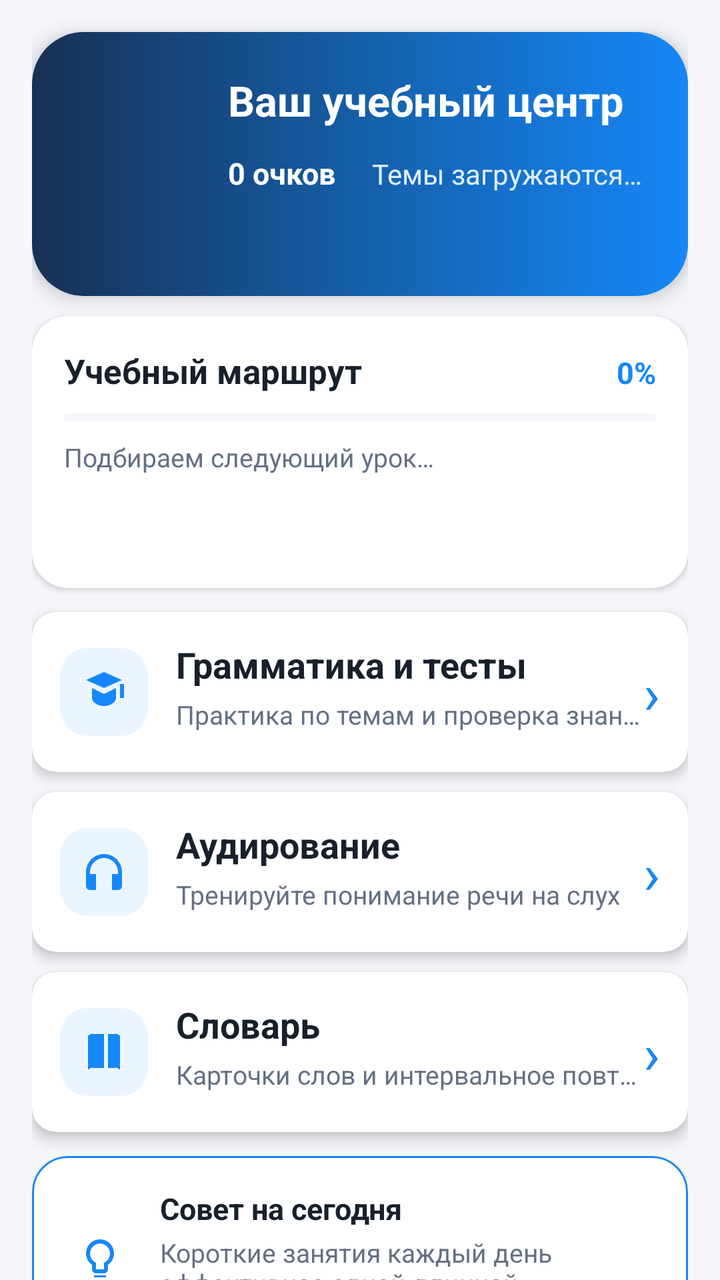
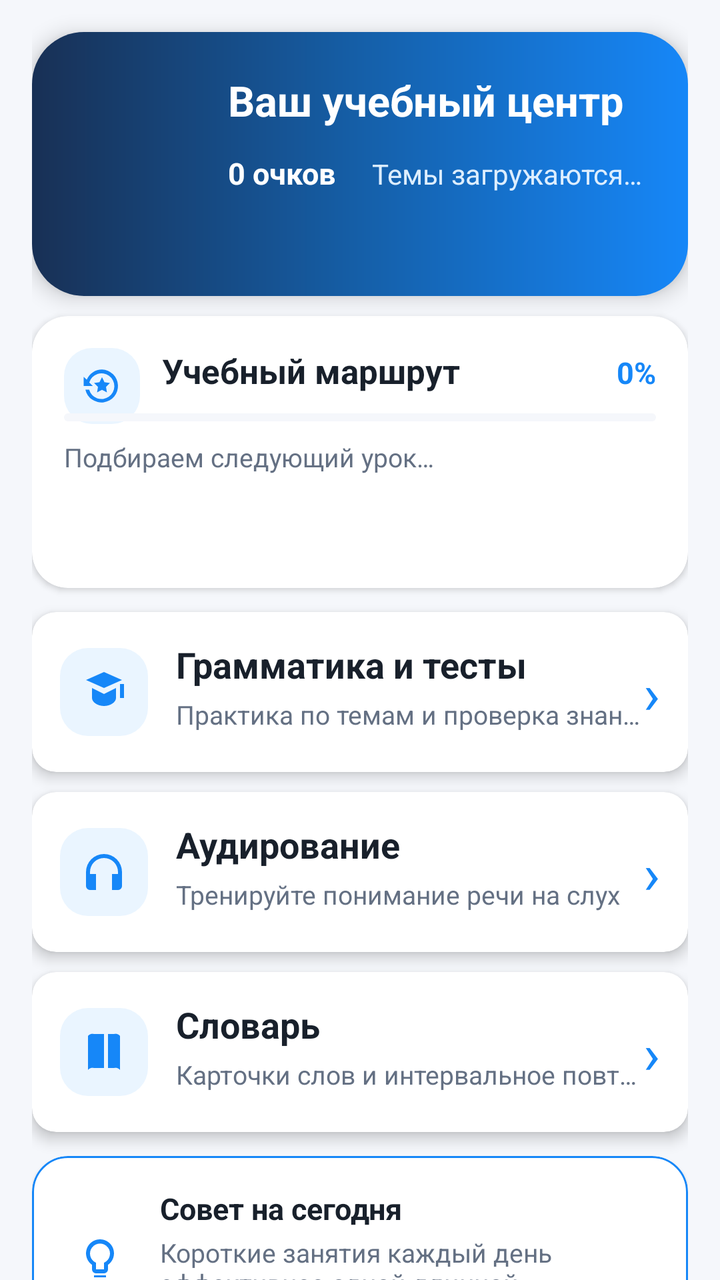

Before-and-after screenshots of an Android layout around one commit, followed by the original layout XML and the change that was made.
<!-- AndroidManifest.xml: application theme Theme.Duelingo -->
<!-- res/layout/activity_learning.xml -->
<?xml version="1.0" encoding="utf-8"?>
<androidx.constraintlayout.widget.ConstraintLayout xmlns:android="http://schemas.android.com/apk/res/android"
    xmlns:app="http://schemas.android.com/apk/res-auto"
    android:layout_width="match_parent"
    android:layout_height="match_parent"
    android:background="?attr/backgroundColor"
    android:paddingHorizontal="16dp">

    <com.airbnb.lottie.LottieAnimationView
        android:id="@+id/animationView"
        android:layout_width="wrap_content"
        android:layout_height="wrap_content"
        app:layout_constraintBottom_toBottomOf="parent"
        app:layout_constraintEnd_toEndOf="parent"
        app:layout_constraintStart_toStartOf="parent"
        app:layout_constraintTop_toTopOf="parent" />

    <com.google.android.material.card.MaterialCardView
        android:id="@+id/learningHeroCard"
        android:layout_width="0dp"
        android:layout_height="132dp"
        android:layout_marginTop="16dp"
        app:cardBackgroundColor="@android:color/transparent"
        app:cardCornerRadius="24dp"
        app:cardElevation="6dp"
        app:layout_constraintEnd_toEndOf="parent"
        app:layout_constraintStart_toStartOf="parent"
        app:layout_constraintTop_toTopOf="parent">

        <androidx.constraintlayout.widget.ConstraintLayout
            android:layout_width="match_parent"
            android:layout_height="match_parent"
            android:background="@drawable/bg_premium_gradient"
            android:padding="20dp">

            <ImageView
                android:id="@+id/learningHeroIcon"
                android:layout_width="62dp"
                android:layout_height="62dp"
                android:contentDescription="@string/learning_hero_title"
                android:scaleType="centerCrop"
                app:layout_constraintBottom_toBottomOf="parent"
                app:layout_constraintStart_toStartOf="parent"
                app:layout_constraintTop_toTopOf="parent" />

            <TextView
                android:id="@+id/learningHeroTitle"
                android:layout_width="0dp"
                android:layout_height="wrap_content"
                android:layout_marginStart="16dp"
                android:text="@string/learning_hero_title"
                android:textColor="@color/white"
                android:textSize="21sp"
                android:textStyle="bold"
                app:layout_constraintEnd_toEndOf="parent"
                app:layout_constraintStart_toEndOf="@id/learningHeroIcon"
                app:layout_constraintTop_toTopOf="parent" />

            <TextView
                android:id="@+id/learningPoints"
                android:layout_width="wrap_content"
                android:layout_height="wrap_content"
                android:layout_marginStart="16dp"
                android:layout_marginTop="12dp"
                android:text="@string/learning_points_zero"
                android:textColor="@color/white"
                android:textSize="15sp"
                android:textStyle="bold"
                app:layout_constraintStart_toEndOf="@id/learningHeroIcon"
                app:layout_constraintTop_toBottomOf="@id/learningHeroTitle" />

            <TextView
                android:id="@+id/learningTopics"
                android:layout_width="wrap_content"
                android:layout_height="wrap_content"
                android:layout_marginStart="18dp"
                android:text="@string/learning_topics_loading"
                android:textColor="#DDEEFF"
                android:textSize="14sp"
                app:layout_constraintBaseline_toBaselineOf="@id/learningPoints"
                app:layout_constraintStart_toEndOf="@id/learningPoints" />
        </androidx.constraintlayout.widget.ConstraintLayout>
    </com.google.android.material.card.MaterialCardView>

    <com.google.android.material.card.MaterialCardView
        android:id="@+id/learningPathCard"
        android:layout_width="0dp"
        android:layout_height="136dp"
        android:layout_marginTop="10dp"
        android:clickable="true"
        android:focusable="true"
        android:foreground="?attr/selectableItemBackground"
        app:cardBackgroundColor="?attr/cardBackgroundColor"
        app:cardCornerRadius="18dp"
        app:cardElevation="2dp"
        app:layout_constraintEnd_toEndOf="parent"
        app:layout_constraintStart_toStartOf="parent"
        app:layout_constraintTop_toBottomOf="@id/learningHeroCard">

        <androidx.constraintlayout.widget.ConstraintLayout
            android:layout_width="match_parent"
            android:layout_height="match_parent"
            android:padding="16dp">

            <TextView
                android:id="@+id/learningPathTitle"
                android:layout_width="0dp"
                android:layout_height="wrap_content"
                android:text="@string/learning_path_title"
                android:textColor="?attr/textColor"
                android:textSize="17sp"
                android:textStyle="bold"
                app:layout_constraintEnd_toStartOf="@id/learningProgressText"
                app:layout_constraintStart_toStartOf="parent"
                app:layout_constraintTop_toTopOf="parent" />

            <TextView
                android:id="@+id/learningProgressText"
                android:layout_width="wrap_content"
                android:layout_height="wrap_content"
                android:text="@string/learning_progress_zero"
                android:textColor="@color/blue_primary"
                android:textSize="15sp"
                android:textStyle="bold"
                app:layout_constraintBaseline_toBaselineOf="@id/learningPathTitle"
                app:layout_constraintEnd_toEndOf="parent" />

            <com.google.android.material.progressindicator.LinearProgressIndicator
                android:id="@+id/learningOverallProgress"
                android:layout_width="0dp"
                android:layout_height="8dp"
                android:layout_marginTop="10dp"
                android:max="100"
                android:progress="0"
                app:indicatorColor="@color/blue_primary"
                app:layout_constraintEnd_toEndOf="parent"
                app:layout_constraintStart_toStartOf="parent"
                app:layout_constraintTop_toBottomOf="@id/learningPathTitle"
                app:trackColor="?attr/backgroundColor"
                app:trackCornerRadius="4dp" />

            <TextView
                android:id="@+id/learningRecommendation"
                android:layout_width="0dp"
                android:layout_height="wrap_content"
                android:layout_marginTop="9dp"
                android:maxLines="2"
                android:text="@string/learning_recommendation_loading"
                android:textColor="?attr/secondaryTextColor"
                android:textSize="13sp"
                app:layout_constraintEnd_toEndOf="parent"
                app:layout_constraintStart_toStartOf="parent"
                app:layout_constraintTop_toBottomOf="@id/learningOverallProgress" />

            <TextView
                android:id="@+id/learningHabit"
                android:layout_width="wrap_content"
                android:layout_height="wrap_content"
                android:layout_marginStart="8dp"
                android:layout_marginTop="4dp"
                android:textColor="@color/blue_primary"
                android:textSize="13sp"
                android:textStyle="bold"
                app:layout_constraintEnd_toEndOf="parent"
                app:layout_constraintTop_toBottomOf="@id/learningRecommendation" />
        </androidx.constraintlayout.widget.ConstraintLayout>
    </com.google.android.material.card.MaterialCardView>


    
    <androidx.cardview.widget.CardView
        android:id="@+id/listeningCard"
        android:layout_width="0dp"
        android:layout_height="80dp"
        android:layout_marginTop="10dp"
        app:cardBackgroundColor="?attr/cardBackgroundColor"
        app:cardCornerRadius="12dp"
        app:cardElevation="4dp"
        app:layout_constraintEnd_toEndOf="parent"
        app:layout_constraintStart_toStartOf="parent"
        app:layout_constraintTop_toBottomOf="@id/testsCard">

        <androidx.constraintlayout.widget.ConstraintLayout
            android:layout_width="match_parent"
            android:layout_height="match_parent"
            android:padding="14dp">

            <ImageView
                android:id="@+id/listeningFeatureIcon"
                android:layout_width="44dp"
                android:layout_height="44dp"
                android:contentDescription="@null"
                android:background="@drawable/bg_feature_icon"
                android:padding="10dp"
                android:src="@drawable/ic_headphones"
                app:layout_constraintBottom_toBottomOf="parent"
                app:layout_constraintStart_toStartOf="parent"
                app:layout_constraintTop_toTopOf="parent"
                app:tint="@color/blue_primary" />

            
            <TextView
                android:id="@+id/tvListeningTitle"
                android:layout_width="0dp"
                android:layout_height="wrap_content"
                android:layout_marginStart="14dp"
                android:text="@string/learning_listening_title"
                android:textColor="?attr/textColor"
                android:textSize="18sp"
                android:textStyle="bold"
                app:layout_constraintEnd_toStartOf="@id/listeningArrow"
                app:layout_constraintStart_toEndOf="@id/listeningFeatureIcon"
                app:layout_constraintTop_toTopOf="parent" />

            <TextView
                android:layout_width="0dp"
                android:layout_height="wrap_content"
                android:layout_marginStart="14dp"
                android:layout_marginTop="4dp"
                android:ellipsize="end"
                android:maxLines="1"
                android:text="@string/learning_listening_subtitle"
                android:textColor="?attr/secondaryTextColor"
                android:textSize="13sp"
                app:layout_constraintEnd_toStartOf="@id/listeningArrow"
                app:layout_constraintStart_toEndOf="@id/listeningFeatureIcon"
                app:layout_constraintTop_toBottomOf="@id/tvListeningTitle" />

            <TextView
                android:id="@+id/listeningArrow"
                android:layout_width="wrap_content"
                android:layout_height="wrap_content"
                android:text="@string/chevron_next"
                android:textColor="@color/blue_primary"
                android:textSize="28sp"
                app:layout_constraintBottom_toBottomOf="parent"
                app:layout_constraintEnd_toEndOf="parent"
                app:layout_constraintTop_toTopOf="parent" />
        </androidx.constraintlayout.widget.ConstraintLayout>
    </androidx.cardview.widget.CardView>

    
    <androidx.cardview.widget.CardView
        android:id="@+id/testsCard"
        android:layout_width="0dp"
        android:layout_height="80dp"
        android:layout_marginTop="12dp"
        app:cardBackgroundColor="?attr/cardBackgroundColor"
        app:cardCornerRadius="12dp"
        app:cardElevation="4dp"
        app:layout_constraintEnd_toEndOf="parent"
        app:layout_constraintStart_toStartOf="parent"
        app:layout_constraintTop_toBottomOf="@id/learningPathCard">

        <androidx.constraintlayout.widget.ConstraintLayout
            android:layout_width="match_parent"
            android:layout_height="match_parent"
            android:padding="14dp">

            <ImageView
                android:id="@+id/testsFeatureIcon"
                android:layout_width="44dp"
                android:layout_height="44dp"
                android:contentDescription="@null"
                android:background="@drawable/bg_feature_icon"
                android:padding="10dp"
                android:src="@drawable/graduation24"
                app:layout_constraintBottom_toBottomOf="parent"
                app:layout_constraintStart_toStartOf="parent"
                app:layout_constraintTop_toTopOf="parent"
                app:tint="@color/blue_primary" />

            
            <TextView
                android:id="@+id/tvTestsTitle"
                android:layout_width="0dp"
                android:layout_height="wrap_content"
                android:layout_marginStart="14dp"
                android:text="@string/learning_tests_title"
                android:textColor="?attr/textColor"
                android:textSize="18sp"
                android:textStyle="bold"
                app:layout_constraintEnd_toStartOf="@id/testsArrow"
                app:layout_constraintStart_toEndOf="@id/testsFeatureIcon"
                app:layout_constraintTop_toTopOf="parent" />

            <TextView
                android:layout_width="0dp"
                android:layout_height="wrap_content"
                android:layout_marginStart="14dp"
                android:layout_marginTop="4dp"
                android:ellipsize="end"
                android:maxLines="1"
                android:text="@string/learning_tests_subtitle"
                android:textColor="?attr/secondaryTextColor"
                android:textSize="13sp"
                app:layout_constraintEnd_toStartOf="@id/testsArrow"
                app:layout_constraintStart_toEndOf="@id/testsFeatureIcon"
                app:layout_constraintTop_toBottomOf="@id/tvTestsTitle" />

            <TextView
                android:id="@+id/testsArrow"
                android:layout_width="wrap_content"
                android:layout_height="wrap_content"
                android:text="@string/chevron_next"
                android:textColor="@color/blue_primary"
                android:textSize="28sp"
                app:layout_constraintBottom_toBottomOf="parent"
                app:layout_constraintEnd_toEndOf="parent"
                app:layout_constraintTop_toTopOf="parent" />
        </androidx.constraintlayout.widget.ConstraintLayout>
    </androidx.cardview.widget.CardView>

    
    <androidx.cardview.widget.CardView
        android:id="@+id/vocabularyCard"
        android:layout_width="0dp"
        android:layout_height="80dp"
        android:layout_marginTop="10dp"
        app:cardBackgroundColor="?attr/cardBackgroundColor"
        app:cardCornerRadius="12dp"
        app:cardElevation="4dp"
        app:layout_constraintEnd_toEndOf="parent"
        app:layout_constraintStart_toStartOf="parent"
        app:layout_constraintTop_toBottomOf="@id/listeningCard">

        <androidx.constraintlayout.widget.ConstraintLayout
            android:layout_width="match_parent"
            android:layout_height="match_parent"
            android:padding="14dp">

            <ImageView
                android:id="@+id/vocabularyFeatureIcon"
                android:layout_width="44dp"
                android:layout_height="44dp"
                android:contentDescription="@null"
                android:background="@drawable/bg_feature_icon"
                android:padding="10dp"
                android:src="@drawable/ic_book"
                app:layout_constraintBottom_toBottomOf="parent"
                app:layout_constraintStart_toStartOf="parent"
                app:layout_constraintTop_toTopOf="parent"
                app:tint="@color/blue_primary" />

            <TextView
                android:id="@+id/tvVocabularyTitle"
                android:layout_width="0dp"
                android:layout_height="wrap_content"
                android:layout_marginStart="14dp"
                android:text="@string/learning_vocabulary_title"
                android:textColor="?attr/textColor"
                android:textSize="18sp"
                android:textStyle="bold"
                app:layout_constraintEnd_toStartOf="@id/vocabularyArrow"
                app:layout_constraintStart_toEndOf="@id/vocabularyFeatureIcon"
                app:layout_constraintTop_toTopOf="parent" />

            <TextView
                android:layout_width="0dp"
                android:layout_height="wrap_content"
                android:layout_marginStart="14dp"
                android:layout_marginTop="4dp"
                android:ellipsize="end"
                android:maxLines="1"
                android:text="@string/learning_vocabulary_subtitle"
                android:textColor="?attr/secondaryTextColor"
                android:textSize="13sp"
                app:layout_constraintEnd_toStartOf="@id/vocabularyArrow"
                app:layout_constraintStart_toEndOf="@id/vocabularyFeatureIcon"
                app:layout_constraintTop_toBottomOf="@id/tvVocabularyTitle" />

            <TextView
                android:id="@+id/vocabularyArrow"
                android:layout_width="wrap_content"
                android:layout_height="wrap_content"
                android:text="@string/chevron_next"
                android:textColor="@color/blue_primary"
                android:textSize="28sp"
                app:layout_constraintBottom_toBottomOf="parent"
                app:layout_constraintEnd_toEndOf="parent"
                app:layout_constraintTop_toTopOf="parent" />
        </androidx.constraintlayout.widget.ConstraintLayout>
    </androidx.cardview.widget.CardView>

    <com.google.android.material.card.MaterialCardView
        android:id="@+id/learningTipCard"
        android:layout_width="0dp"
        android:layout_height="wrap_content"
        android:layout_marginTop="12dp"
        app:cardBackgroundColor="?attr/cardBackgroundColor"
        app:cardCornerRadius="18dp"
        app:strokeColor="@color/blue_primary"
        app:strokeWidth="1dp"
        app:layout_constraintEnd_toEndOf="parent"
        app:layout_constraintStart_toStartOf="parent"
        app:layout_constraintTop_toBottomOf="@id/vocabularyCard">

        <LinearLayout
            android:layout_width="match_parent"
            android:layout_height="wrap_content"
            android:gravity="center_vertical"
            android:orientation="horizontal"
            android:padding="16dp">

            <ImageView
                android:layout_width="36dp"
                android:layout_height="36dp"
                android:contentDescription="@null"
                android:padding="6dp"
                android:src="@drawable/ic_lightbulb"
                app:tint="@color/blue_primary" />

            <LinearLayout
                android:layout_width="0dp"
                android:layout_height="wrap_content"
                android:layout_marginStart="12dp"
                android:layout_weight="1"
                android:orientation="vertical">

                <TextView
                    android:layout_width="wrap_content"
                    android:layout_height="wrap_content"
                    android:text="@string/learning_tip_title"
                    android:textColor="?attr/textColor"
                    android:textSize="15sp"
                    android:textStyle="bold" />

                <TextView
                    android:id="@+id/learningTipText"
                    android:layout_width="match_parent"
                    android:layout_height="wrap_content"
                    android:layout_marginTop="3dp"
                    android:text="@string/learning_tip_text"
                    android:textColor="?attr/secondaryTextColor"
                    android:textSize="13sp" />
            </LinearLayout>
        </LinearLayout>
    </com.google.android.material.card.MaterialCardView>

    <LinearLayout
        android:layout_width="match_parent"
        android:layout_height="60dp"
        android:background="?attr/backgroundColor"
        android:orientation="horizontal"
        app:layout_constraintBottom_toBottomOf="parent"
        app:layout_constraintEnd_toEndOf="parent"
        app:layout_constraintStart_toStartOf="parent">

        
        <LinearLayout
            android:id="@+id/tests"
            android:layout_width="0dp"
            android:layout_height="match_parent"
            android:layout_weight="1"
            android:background="?attr/selectableItemBackgroundBorderless"
            android:gravity="center"
            android:orientation="vertical">

            <FrameLayout
                android:layout_width="wrap_content"
                android:layout_height="wrap_content">

                <ImageView
                    android:id="@+id/testIcon"
                    android:layout_width="24dp"
                    android:layout_height="24dp"
                    android:contentDescription="@string/nav_learning"
                    android:src="@drawable/graduation24" />

                <com.airbnb.lottie.LottieAnimationView
                    android:id="@+id/testAnimation"
                    android:layout_width="24dp"
                    android:layout_height="24dp"
                    android:visibility="gone" />
            </FrameLayout>

            <TextView
                android:id="@+id/testTest"
                android:layout_width="wrap_content"
                android:layout_height="wrap_content"
                android:text="@string/nav_learning"
                android:textColor="#7A7A7B"
                android:textSize="12sp" />
        </LinearLayout>

        
        <LinearLayout
            android:id="@+id/duel"
            android:layout_width="0dp"
            android:layout_height="match_parent"
            android:layout_weight="1"
            android:background="?attr/selectableItemBackgroundBorderless"
            android:gravity="center"
            android:orientation="vertical">

            <FrameLayout
                android:layout_width="wrap_content"
                android:layout_height="wrap_content">

                <ImageView
                    android:id="@+id/mainIcon"
                    android:layout_width="24dp"
                    android:layout_height="24dp"
                    android:contentDescription="@string/nav_duel"
                    android:src="@drawable/swords24" />

                <com.airbnb.lottie.LottieAnimationView
                    android:id="@+id/duelAnimation"
                    android:layout_width="24dp"
                    android:layout_height="24dp"
                    android:visibility="gone" />
            </FrameLayout>

            <TextView
                android:id="@+id/mainTest"
                android:layout_width="wrap_content"
                android:layout_height="wrap_content"
                android:text="@string/nav_duel"
                android:textColor="#7A7A7B"
                android:textSize="12sp" />
        </LinearLayout>

        
        <LinearLayout
            android:id="@+id/leaderboard"
            android:layout_width="0dp"
            android:layout_height="match_parent"
            android:layout_weight="1"
            android:background="?attr/selectableItemBackgroundBorderless"
            android:gravity="center"
            android:orientation="vertical">

            <FrameLayout
                android:layout_width="wrap_content"
                android:layout_height="wrap_content">

                <ImageView
                    android:id="@+id/cupIcon"
                    android:layout_width="24dp"
                    android:layout_height="24dp"
                    android:contentDescription="@string/nav_rank"
                    android:src="@drawable/trophy24" />

                <com.airbnb.lottie.LottieAnimationView
                    android:id="@+id/cupAnimation"
                    android:layout_width="24dp"
                    android:layout_height="24dp"
                    android:visibility="gone" />
            </FrameLayout>

            <TextView
                android:id="@+id/cupTest"
                android:layout_width="wrap_content"
                android:layout_height="wrap_content"
                android:text="@string/nav_rank"
                android:textColor="#7A7A7B"
                android:textSize="12sp" />
        </LinearLayout>

        
        <LinearLayout
            android:id="@+id/profile"
            android:layout_width="0dp"
            android:layout_height="match_parent"
            android:layout_weight="1"
            android:background="?attr/selectableItemBackgroundBorderless"
            android:gravity="center"
            android:orientation="vertical">

            <FrameLayout
                android:layout_width="wrap_content"
                android:layout_height="wrap_content">

                <ImageView
                    android:id="@+id/profileIcon"
                    android:layout_width="24dp"
                    android:layout_height="24dp"
                    android:contentDescription="@string/nav_profile"
                    android:src="@drawable/profile24" />

                <com.airbnb.lottie.LottieAnimationView
                    android:id="@+id/profAnimation"
                    android:layout_width="24dp"
                    android:layout_height="24dp"
                    android:visibility="gone" />
            </FrameLayout>

            <TextView
                android:id="@+id/profileTest"
                android:layout_width="wrap_content"
                android:layout_height="wrap_content"
                android:text="@string/nav_profile"
                android:textColor="#7A7A7B"
                android:textSize="12sp" />
        </LinearLayout>
    </LinearLayout>
</androidx.constraintlayout.widget.ConstraintLayout>
<!-- resources referenced by this layout -->
<resources>
  <color name="blue_primary">#1687F8</color>
  <color name="white">#FFFFFFFF</color>
  <!-- drawable bg_feature_icon (drawable) -->
  <shape xmlns:android="http://schemas.android.com/apk/res/android" android:shape="rectangle">
      <solid android:color="#161687F8" />
      <corners android:radius="14dp" />
  </shape>
  <!-- drawable bg_premium_gradient (drawable) -->
  <?xml version="1.0" encoding="utf-8"?>
  <shape xmlns:android="http://schemas.android.com/apk/res/android" android:shape="rectangle">
      <gradient android:angle="0" android:startColor="#183055" android:centerColor="#155FA8" android:endColor="#1687F8" />
      <corners android:radius="26dp" />
  </shape>
  <!-- drawable profile24 (drawable) -->
  <vector xmlns:android="http://schemas.android.com/apk/res/android" android:width="24dp" android:height="24dp" android:viewportWidth="24" android:viewportHeight="24">
      <path android:fillColor="#7A7A7B" android:pathData="M12,3a4,4 0,1 0,0 8,4 4,0 0,0 0,-8zM4,21c0,-5 3.4,-8 8,-8s8,3 8,8z" />
  </vector>
  <!-- drawable swords24 (drawable) -->
  <vector xmlns:android="http://schemas.android.com/apk/res/android" android:width="24dp" android:height="24dp" android:viewportWidth="24" android:viewportHeight="24">
      <path android:fillColor="#7A7A7B" android:pathData="M3,4h8v7H7l-3,3v-3H3zM13,9h8v8h-1v3l-3,-3h-4z" />
  </vector>
  <string name="chevron_next" translatable="false">›</string>
  <string name="learning_hero_title">Ваш учебный центр</string>
  <string name="learning_listening_subtitle">Тренируйте понимание речи на слух</string>
  <string name="learning_listening_title">Аудирование</string>
  <string name="learning_path_title">Учебный маршрут</string>
  <string name="learning_points_zero">0 очков</string>
  <string name="learning_progress_zero">0%</string>
  <string name="learning_recommendation_loading">Подбираем следующий урок…</string>
  <string name="learning_tests_subtitle">Практика по темам и проверка знаний</string>
  <string name="learning_tests_title">Грамматика и тесты</string>
  <string name="learning_tip_text">Короткие занятия каждый день эффективнее одной длинной тренировки в неделю.</string>
  <string name="learning_tip_title">Совет на сегодня</string>
  <string name="learning_topics_loading">Темы загружаются…</string>
  <string name="learning_vocabulary_subtitle">Карточки слов и интервальное повторение</string>
  <string name="learning_vocabulary_title">Словарь</string>
  <string name="nav_duel">Дуэль</string>
  <string name="nav_learning">Обучение</string>
  <string name="nav_profile">Профиль</string>
  <string name="nav_rank">Рейтинг</string>
  <color name="black">#FF000000</color>
  <color name="background_light">#F5F7FB</color>
  <color name="text_color_light">#18202B</color>
  <color name="secondary_text_light">#647083</color>
  <color name="surface_light">#FFFFFF</color>
  <color name="gray_light">#B3B3B3</color>
  <!-- unchanged entries left out for length: 7 -->
</resources>

<!-- the commit's change to res/layout/activity_learning.xml (unified diff, before → after) -->
@@ -102,6 +102,17 @@
             android:layout_height="match_parent"
             android:padding="16dp">
 
+            <ImageView
+                android:id="@+id/learningPathIcon"
+                android:layout_width="38dp"
+                android:layout_height="38dp"
+                android:background="@drawable/bg_feature_icon"
+                android:contentDescription="@null"
+                android:padding="8dp"
+                android:src="@drawable/ic_smart_review"
+                app:layout_constraintStart_toStartOf="parent"
+                app:layout_constraintTop_toTopOf="parent" />
+
             <TextView
                 android:id="@+id/learningPathTitle"
                 android:layout_width="0dp"
@@ -111,7 +122,8 @@
                 android:textSize="17sp"
                 android:textStyle="bold"
                 app:layout_constraintEnd_toStartOf="@id/learningProgressText"
-                app:layout_constraintStart_toStartOf="parent"
+                android:layout_marginStart="11dp"
+                app:layout_constraintStart_toEndOf="@id/learningPathIcon"
                 app:layout_constraintTop_toTopOf="parent" />
 
             <TextView
<!-- resource entries referenced after the edit -->
@@ -13,13 +13,19 @@
       <gradient android:angle="0" android:startColor="#183055" android:centerColor="#155FA8" android:endColor="#1687F8" />
       <corners android:radius="26dp" />
   </shape>
+  <!-- drawable ic_smart_review (drawable) -->
+  <vector xmlns:android="http://schemas.android.com/apk/res/android"
+      android:width="24dp" android:height="24dp" android:viewportWidth="24" android:viewportHeight="24">
+      <path android:fillColor="#1687F8" android:pathData="M12,3a9,9 0,0 0,-8.32,5.56L2,7v5h5L5.05,10.05A7,7 0,1 1,5,14H2.94A9,9 0,1 0,12,3z" />
+      <path android:fillColor="#1687F8" android:pathData="M12,7.2l1.35,2.73 3.01,0.44 -2.18,2.12 0.52,3 -2.7,-1.42 -2.7,1.42 0.52,-3 -2.18,-2.12 3.01,-0.44z" />
+  </vector>
   <!-- drawable profile24 (drawable) -->
   <vector xmlns:android="http://schemas.android.com/apk/res/android" android:width="24dp" android:height="24dp" android:viewportWidth="24" android:viewportHeight="24">
       <path android:fillColor="#7A7A7B" android:pathData="M12,3a4,4 0,1 0,0 8,4 4,0 0,0 0,-8zM4,21c0,-5 3.4,-8 8,-8s8,3 8,8z" />
   </vector>
   <!-- drawable swords24 (drawable) -->
   <vector xmlns:android="http://schemas.android.com/apk/res/android" android:width="24dp" android:height="24dp" android:viewportWidth="24" android:viewportHeight="24">
-      <path android:fillColor="#7A7A7B" android:pathData="M3,4h8v7H7l-3,3v-3H3zM13,9h8v8h-1v3l-3,-3h-4z" />
+      <path android:fillColor="#7A7A7B" android:pathData="M19.7,3.2l1.1,1.1 -6.25,6.25 1.45,1.45 1.55,-1.55 1.42,1.42 -1.56,1.56 2.12,2.12 -1.98,1.98 -2.12,-2.12 -1.56,1.56 -1.42,-1.42 1.55,-1.55 -1.45,-1.45 -2.12,2.12 1.55,1.55 -1.42,1.42 -1.55,-1.55 -2.12,2.12 -1.98,-1.98 2.12,-2.12 -1.56,-1.56 1.42,-1.42 1.56,1.56 2.12,-2.12 -6.25,-6.25 1.1,-1.1 6.57,5.93zM4.3,3.2l1.1,-1.1 6.6,5.96 -1.45,1.45zM18.6,2.1l1.1,1.1 -6.25,6.25 -1.45,-1.45z" />
   </vector>
   <string name="chevron_next" translatable="false">›</string>
   <string name="learning_hero_title">Ваш учебный центр</string>
